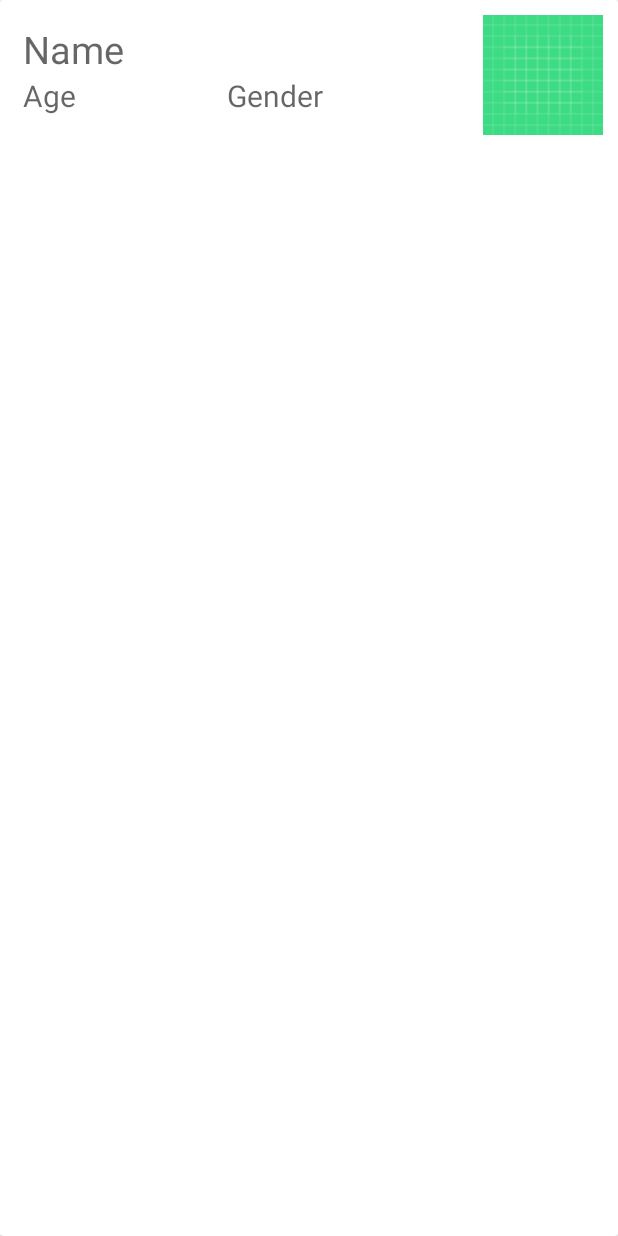
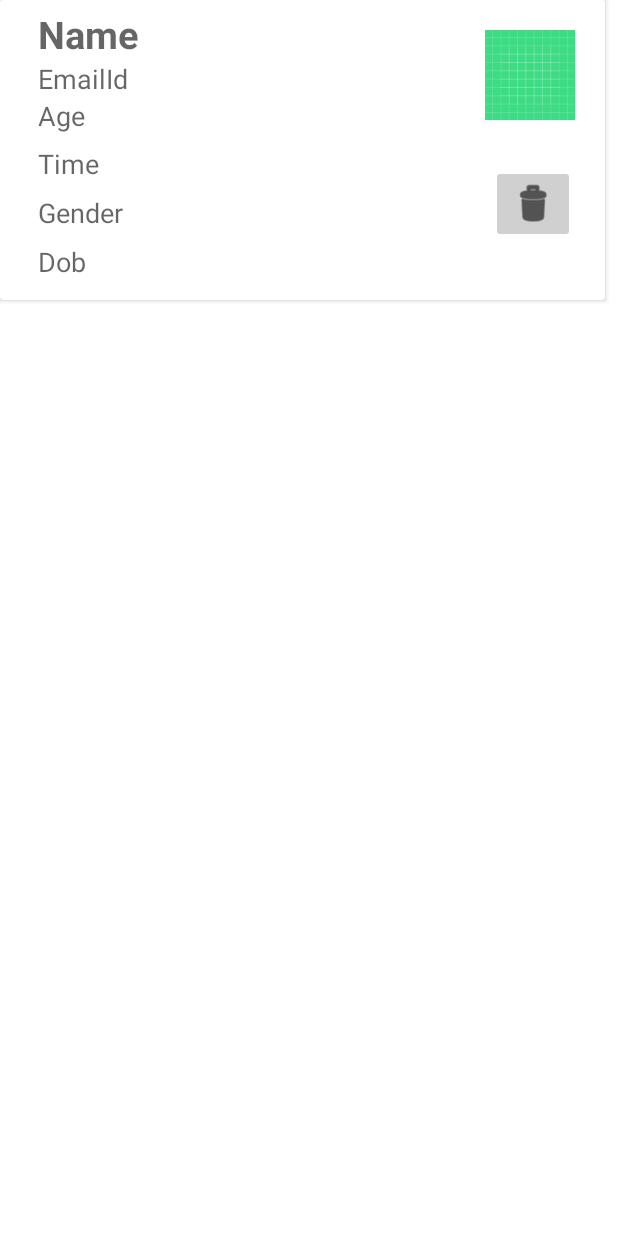
Before and after one commit to TejasviBerbalaje/weeek3, an Android app: the layout cardview_layout.xml on its own in the app's theme, with its tools: preview values and no code run, on a phone screen of 412 x 824 dp. Run offline under Robolectric (Android 15) with nearby library versions, the phone set to English and light mode, and no system bars.

Commit message:
weeek3 App

```diff
--- /dev/null
+++ b/app/src/main/java/com/example/myapplication/Listdatacard.kt
@@ -0,0 +1,4 @@
+package com.example.myapplication
+
+class Listdatacard(var imgId: Int, var email:String,var personname:String, var persongender: String, var time:String,var personage:String,var dob:String) {
+}
--- a/app/src/main/res/layout/activity_week3_recycler_view.xml
+++ b/app/src/main/res/layout/activity_week3_recycler_view.xml
@@ -14,7 +14,7 @@
         app:layout_constraintEnd_toEndOf="parent"
         app:layout_constraintStart_toStartOf="parent"
         app:layout_constraintTop_toTopOf="parent" />
-<!-- <include layout="@layout/cardview_layout"/>-->
+
     <com.google.android.material.floatingactionbutton.FloatingActionButton
         android:id="@+id/fab"
         android:layout_width="wrap_content"
@@ -22,7 +22,6 @@
         android:layout_gravity="bottom|end"
         android:layout_marginEnd="30dp"
         android:layout_marginBottom="30dp"
-        android:onClick="fab"
         app:backgroundTint="@color/colorAccent"
         app:layout_constraintBottom_toBottomOf="parent"
         app:layout_constraintEnd_toEndOf="@+id/recyclerView"
--- a/app/src/main/res/layout/cardview_layout.xml
+++ b/app/src/main/res/layout/cardview_layout.xml
@@ -1,37 +1,43 @@
 <?xml version="1.0" encoding="utf-8"?>
 <androidx.cardview.widget.CardView xmlns:android="http://schemas.android.com/apk/res/android"
     xmlns:app="http://schemas.android.com/apk/res-auto"
-    android:layout_width="match_parent"
-    android:layout_height="match_parent"
+    android:layout_width="wrap_content"
+    android:padding="10dp"
+    android:layout_height="200dp"
     >
 
 
     <LinearLayout
-        android:layout_width="match_parent"
-        android:layout_height="wrap_content"
+        android:id="@+id/CardLinearLayout"
+        android:layout_width="403dp"
+        android:layout_height="match_parent"
+        android:onClick="cardView"
         android:orientation="horizontal"
-        android:onClick="cardView"
-        android:layout_margin="10dp">
+        android:paddingStart="20dp"
+        android:paddingEnd="20dp">
 
         <LinearLayout
             android:layout_width="wrap_content"
             android:layout_height="match_parent"
+            android:layout_margin="5dp"
             android:layout_weight="1"
-            android:orientation="vertical"
-           android:layout_margin="5dp"
-            android:gravity="center_vertical">
+            android:gravity="center_vertical"
+            android:orientation="vertical">
 
             <TextView
                 android:id="@+id/PersonName"
                 android:layout_width="match_parent"
                 android:layout_height="wrap_content"
+                android:textStyle="bold"
                 android:hint="Name"
-                android:textSize="25sp"/>
+                android:textSize="25sp" />
 
-            <LinearLayout
+            <TextView
+                android:id="@+id/PersonEmailId"
                 android:layout_width="match_parent"
-                android:layout_height="match_parent"
-                android:orientation="horizontal">
+                android:layout_height="wrap_content"
+                android:hint="EmailId"
+                android:textSize="18sp" />
 
             <TextView
                 android:id="@+id/PersonAge"
@@ -39,7 +45,15 @@
                 android:layout_height="wrap_content"
                 android:layout_weight="1"
                 android:hint="Age"
-                    android:textSize="20sp"/>
+                android:textSize="18sp" />
+
+            <TextView
+                android:id="@+id/time"
+                android:layout_width="wrap_content"
+                android:layout_height="wrap_content"
+                android:layout_weight="1"
+                android:hint="Time"
+                android:textSize="18sp" />
 
             <TextView
                 android:id="@+id/PersonGender"
@@ -47,16 +61,45 @@
                 android:layout_height="wrap_content"
                 android:layout_weight="1"
                 android:hint="Gender"
-                    android:textSize="20sp"/>
+                android:textSize="18sp" />
+
+            <TextView
+                android:id="@+id/PersonDob"
+                android:layout_width="wrap_content"
+                android:layout_height="wrap_content"
+                android:layout_weight="1"
+                android:hint="Dob"
+                android:textSize="18sp" />
+
         </LinearLayout>
-        </LinearLayout>
+
+        <LinearLayout
+            android:layout_width="wrap_content"
+            android:layout_height="wrap_content"
+            android:orientation="vertical"
+            android:paddingTop="20dp">
 
             <ImageView
                 android:id="@+id/PersonImageView"
-            android:layout_width="80dp"
-            android:layout_height="80dp"
-            app:srcCompat="@drawable/ic_launcher_background"
-            />
+                android:layout_width="60dp"
+                android:layout_height="60dp"
+                app:srcCompat="@drawable/ic_launcher_background" />
+
+            <ImageButton
+                android:id="@+id/DeleteButton"
+                android:layout_width="wrap_content"
+                android:layout_height="wrap_content"
+                android:layout_marginTop="30dp"
+                android:layout_gravity="end"
+                android:backgroundTint="@color/Background"
+                android:backgroundTintMode="src_in"
+                android:foregroundTint="@color/black"
+                android:tint="@color/black"
+                app:srcCompat="@android:drawable/ic_menu_delete" />
+        </LinearLayout>
+
+
+
 
     </LinearLayout>
 </androidx.cardview.widget.CardView>
```
Also changed, not shown: app/build.gradle (+13 -2 lines), app/src/main/java/com/example/myapplication/Activity_data.kt (+11 -25 lines), app/src/main/java/com/example/myapplication/MainActivity.kt (+25 -3 lines), app/src/main/java/com/example/myapplication/RecyclerAdapter.kt (+80 -11 lines), app/src/main/java/com/example/myapplication/week3_RecyclerView.kt (+48 -43 lines). Lines whose indentation alone changed are shown as unchanged.
